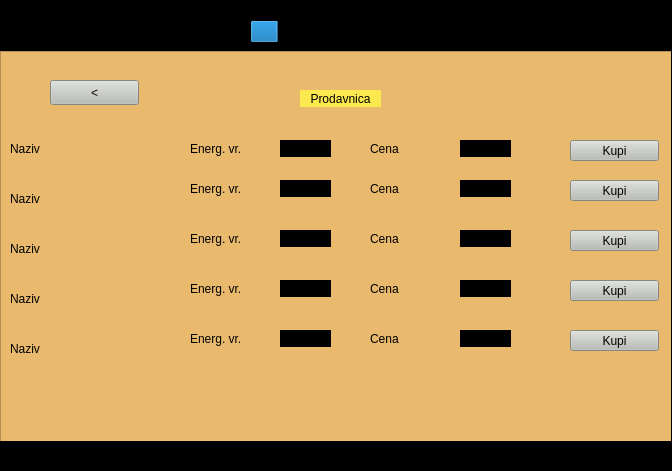
This is Ljubimac/mainwindow.ui in MATF-RS19/RS030-ljubimac as Qt 5 draws it before an edit. The edited form follows.
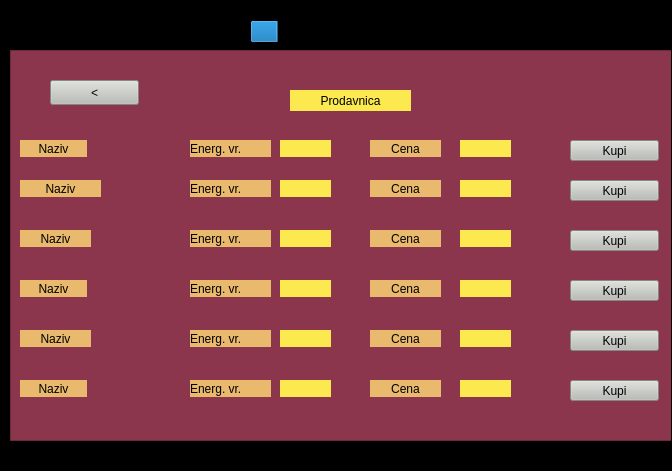
This is the edited form. The open tabs and pages were chosen to show the change. Icons and pictures are not drawn.

The edit to the form file:
```diff
--- a/Ljubimac/mainwindow.ui
+++ b/Ljubimac/mainwindow.ui
@@ -423,14 +423,14 @@
      <widget class="QGraphicsView" name="graphicsView_prodavn">
       <property name="geometry">
        <rect>
-        <x>0</x>
-        <y>1</y>
+        <x>10</x>
+        <y>0</y>
         <width>681</width>
         <height>391</height>
        </rect>
       </property>
       <property name="styleSheet">
-       <string notr="true">background-color: rgb(233, 185, 110);</string>
+       <string notr="true">background-color: rgb(139, 54, 77);</string>
       </property>
      </widget>
      <widget class="QPushButton" name="pushButton_prod_nazad">
@@ -452,15 +452,15 @@
      <widget class="QLabel" name="label_prodavn">
       <property name="geometry">
        <rect>
-        <x>300</x>
+        <x>290</x>
         <y>40</y>
-        <width>81</width>
-        <height>17</height>
+        <width>121</width>
+        <height>21</height>
        </rect>
       </property>
       <property name="styleSheet">
        <string notr="true">background-color: rgb(252, 233, 79);
-font: 15pt &quot;Ubuntu&quot;;</string>
+font: 75 italic 17pt &quot;Ubuntu Mono&quot;;</string>
       </property>
       <property name="text">
        <string>Prodavnica</string>
@@ -475,18 +475,22 @@
      <widget class="QLabel" name="fj1_naziv_2">
       <property name="geometry">
        <rect>
-        <x>10</x>
+        <x>20</x>
         <y>90</y>
         <width>67</width>
         <height>17</height>
        </rect>
       </property>
       <property name="styleSheet">
-       <string notr="true">background-color: rgb(233, 185, 110);</string>
+       <string notr="true">background-color: rgb(233, 185, 110);
+font: 75 italic 12pt &quot;Ubuntu Mono&quot;;</string>
       </property>
       <property name="text">
        <string>Naziv</string>
       </property>
+      <property name="alignment">
+       <set>Qt::AlignCenter</set>
+      </property>
       <property name="wordWrap">
        <bool>true</bool>
       </property>
@@ -501,7 +505,8 @@
        </rect>
       </property>
       <property name="styleSheet">
-       <string notr="true">background-color: rgb(186, 189, 182);</string>
+       <string notr="true">background-color: rgb(186, 189, 182);
+font: 75 italic 12pt &quot;Ubuntu Mono&quot;;</string>
       </property>
       <property name="text">
        <string>Kupi</string>
@@ -516,9 +521,15 @@
         <height>17</height>
        </rect>
       </property>
+      <property name="styleSheet">
+       <string notr="true">background-color: rgb(252, 233, 79);</string>
+      </property>
       <property name="text">
        <string/>
       </property>
+      <property name="alignment">
+       <set>Qt::AlignCenter</set>
+      </property>
      </widget>
      <widget class="QPushButton" name="kupi_3">
       <property name="geometry">
@@ -530,7 +541,8 @@
        </rect>
       </property>
       <property name="styleSheet">
-       <string notr="true">background-color: rgb(186, 189, 182);</string>
+       <string notr="true">background-color: rgb(186, 189, 182);
+font: 75 italic 12pt &quot;Ubuntu Mono&quot;;</string>
       </property>
       <property name="text">
        <string>Kupi</string>
@@ -546,7 +558,8 @@
        </rect>
       </property>
       <property name="styleSheet">
-       <string notr="true">background-color: rgb(186, 189, 182);</string>
+       <string notr="true">background-color: rgb(186, 189, 182);
+font: 75 italic 12pt &quot;Ubuntu Mono&quot;;</string>
       </property>
       <property name="text">
        <string>Kupi</string>
@@ -555,18 +568,22 @@
      <widget class="QLabel" name="fj4_naziv_2">
       <property name="geometry">
        <rect>
-        <x>10</x>
-        <y>240</y>
+        <x>20</x>
+        <y>230</y>
         <width>67</width>
         <height>17</height>
        </rect>
       </property>
       <property name="styleSheet">
-       <string notr="true">background-color: rgb(233, 185, 110);</string>
+       <string notr="true">background-color: rgb(233, 185, 110);
+font: 75 italic 12pt &quot;Ubuntu Mono&quot;;</string>
       </property>
       <property name="text">
        <string>Naziv</string>
       </property>
+      <property name="alignment">
+       <set>Qt::AlignCenter</set>
+      </property>
       <property name="wordWrap">
        <bool>true</bool>
       </property>
@@ -574,18 +591,22 @@
      <widget class="QLabel" name="fj3_naziv_2">
       <property name="geometry">
        <rect>
-        <x>10</x>
-        <y>190</y>
-        <width>67</width>
+        <x>20</x>
+        <y>180</y>
+        <width>71</width>
         <height>17</height>
        </rect>
       </property>
       <property name="styleSheet">
-       <string notr="true">background-color: rgb(233, 185, 110);</string>
+       <string notr="true">background-color: rgb(233, 185, 110);
+font: 75 italic 12pt &quot;Ubuntu Mono&quot;;</string>
       </property>
       <property name="text">
        <string>Naziv</string>
       </property>
+      <property name="alignment">
+       <set>Qt::AlignCenter</set>
+      </property>
       <property name="wordWrap">
        <bool>true</bool>
       </property>
@@ -595,12 +616,13 @@
        <rect>
         <x>190</x>
         <y>90</y>
-        <width>71</width>
+        <width>81</width>
         <height>17</height>
        </rect>
       </property>
       <property name="styleSheet">
-       <string notr="true">background-color: rgb(233, 185, 110);</string>
+       <string notr="true">background-color: rgb(233, 185, 110);
+font: 75 italic 12pt &quot;Ubuntu Mono&quot;;</string>
       </property>
       <property name="text">
        <string>Energ. vr.</string>
@@ -619,7 +641,8 @@
        </rect>
       </property>
       <property name="styleSheet">
-       <string notr="true">background-color: rgb(186, 189, 182);</string>
+       <string notr="true">background-color: rgb(186, 189, 182);
+font: 75 italic 12pt &quot;Ubuntu Mono&quot;;</string>
       </property>
       <property name="text">
        <string>Kupi</string>
@@ -635,23 +658,27 @@
        </rect>
       </property>
       <property name="styleSheet">
-       <string notr="true"/>
+       <string notr="true">background-color: rgb(252, 233, 79);</string>
       </property>
       <property name="text">
        <string/>
       </property>
+      <property name="alignment">
+       <set>Qt::AlignCenter</set>
+      </property>
      </widget>
      <widget class="QLabel" name="pe4_vredn_4">
       <property name="geometry">
        <rect>
         <x>190</x>
         <y>230</y>
-        <width>71</width>
+        <width>81</width>
         <height>17</height>
        </rect>
       </property>
       <property name="styleSheet">
-       <string notr="true">background-color: rgb(233, 185, 110);</string>
+       <string notr="true">background-color: rgb(233, 185, 110);
+font: 75 italic 12pt &quot;Ubuntu Mono&quot;;</string>
       </property>
       <property name="text">
        <string>Energ. vr.</string>
@@ -669,9 +696,15 @@
         <height>17</height>
        </rect>
       </property>
+      <property name="styleSheet">
+       <string notr="true">background-color: rgb(252, 233, 79);</string>
+      </property>
       <property name="text">
        <string/>
       </property>
+      <property name="alignment">
+       <set>Qt::AlignCenter</set>
+      </property>
      </widget>
      <widget class="QPushButton" name="kupi_5">
       <property name="geometry">
@@ -683,7 +716,8 @@
        </rect>
       </property>
       <property name="styleSheet">
-       <string notr="true">background-color: rgb(186, 189, 182);</string>
+       <string notr="true">background-color: rgb(186, 189, 182);
+font: 75 italic 12pt &quot;Ubuntu Mono&quot;;</string>
       </property>
       <property name="text">
        <string>Kupi</string>
@@ -694,12 +728,13 @@
        <rect>
         <x>190</x>
         <y>130</y>
-        <width>71</width>
+        <width>81</width>
         <height>17</height>
        </rect>
       </property>
       <property name="styleSheet">
-       <string notr="true">background-color: rgb(233, 185, 110);</string>
+       <string notr="true">background-color: rgb(233, 185, 110);
+font: 75 italic 12pt &quot;Ubuntu Mono&quot;;</string>
       </property>
       <property name="text">
        <string>Energ. vr.</string>
@@ -717,21 +752,28 @@
         <height>17</height>
        </rect>
       </property>
+      <property name="styleSheet">
+       <string notr="true">background-color: rgb(252, 233, 79);</string>
+      </property>
       <property name="text">
        <string/>
       </property>
+      <property name="alignment">
+       <set>Qt::AlignCenter</set>
+      </property>
      </widget>
      <widget class="QLabel" name="pe3_vredn_3">
       <property name="geometry">
        <rect>
         <x>190</x>
         <y>180</y>
-        <width>71</width>
+        <width>81</width>
         <height>17</height>
        </rect>
       </property>
       <property name="styleSheet">
-       <string notr="true">background-color: rgb(233, 185, 110);</string>
+       <string notr="true">background-color: rgb(233, 185, 110);
+font: 75 italic 12pt &quot;Ubuntu Mono&quot;;</string>
       </property>
       <property name="text">
        <string>Energ. vr.</string>
@@ -749,21 +791,28 @@
         <height>17</height>
        </rect>
       </property>
+      <property name="styleSheet">
+       <string notr="true">background-color: rgb(252, 233, 79);</string>
+      </property>
       <property name="text">
        <string/>
       </property>
+      <property name="alignment">
+       <set>Qt::AlignCenter</set>
+      </property>
      </widget>
      <widget class="QLabel" name="pe5_vredn_5">
       <property name="geometry">
        <rect>
         <x>190</x>
         <y>280</y>
-        <width>71</width>
+        <width>81</width>
         <height>17</height>
        </rect>
       </property>
       <property name="styleSheet">
-       <string notr="true">background-color: rgb(233, 185, 110);</string>
+       <string notr="true">background-color: rgb(233, 185, 110);
+font: 75 italic 12pt &quot;Ubuntu Mono&quot;;</string>
       </property>
       <property name="text">
        <string>Energ. vr.</string>
@@ -775,18 +824,22 @@
      <widget class="QLabel" name="fj5_naziv_2">
       <property name="geometry">
        <rect>
-        <x>10</x>
-        <y>290</y>
-        <width>67</width>
+        <x>20</x>
+        <y>280</y>
+        <width>71</width>
         <height>17</height>
        </rect>
       </property>
       <property name="styleSheet">
-       <string notr="true">background-color: rgb(233, 185, 110);</string>
+       <string notr="true">background-color: rgb(233, 185, 110);
+font: 75 italic 12pt &quot;Ubuntu Mono&quot;;</string>
       </property>
       <property name="text">
        <string>Naziv</string>
       </property>
+      <property name="alignment">
+       <set>Qt::AlignCenter</set>
+      </property>
       <property name="wordWrap">
        <bool>true</bool>
       </property>
@@ -794,19 +847,23 @@
      <widget class="QLabel" name="fj2_naziv_2">
       <property name="geometry">
        <rect>
-        <x>10</x>
-        <y>140</y>
-        <width>67</width>
+        <x>20</x>
+        <y>130</y>
+        <width>81</width>
         <height>17</height>
        </rect>
       </property>
       <property name="styleSheet">
        <string notr="true">background-color: rgb(233, 185, 110);
+font: 75 italic 12pt &quot;Ubuntu Mono&quot;;
 </string>
       </property>
       <property name="text">
        <string>Naziv</string>
       </property>
+      <property name="alignment">
+       <set>Qt::AlignCenter</set>
+      </property>
       <property name="wordWrap">
        <bool>true</bool>
       </property>
@@ -821,11 +878,15 @@
        </rect>
       </property>
       <property name="styleSheet">
-       <string notr="true">background-color: rgb(233, 185, 110);</string>
+       <string notr="true">background-color: rgb(233, 185, 110);
+font: 75 italic 12pt &quot;Ubuntu Mono&quot;;</string>
       </property>
       <property name="text">
        <string>Cena</string>
       </property>
+      <property name="alignment">
+       <set>Qt::AlignCenter</set>
+      </property>
       <property name="wordWrap">
        <bool>true</bool>
       </property>
@@ -841,11 +902,14 @@
       </property>
       <property name="styleSheet">
        <string notr="true">background-color: rgb(233, 185, 110);
-</string>
+font: 75 italic 12pt &quot;Ubuntu Mono&quot;;</string>
       </property>
       <property name="text">
        <string>Cena</string>
       </property>
+      <property name="alignment">
+       <set>Qt::AlignCenter</set>
+      </property>
       <property name="wordWrap">
        <bool>true</bool>
       </property>
@@ -860,11 +924,15 @@
        </rect>
       </property>
       <property name="styleSheet">
-       <string notr="true">background-color: rgb(233, 185, 110);</string>
+       <string notr="true">background-color: rgb(233, 185, 110);
+font: 75 italic 12pt &quot;Ubuntu Mono&quot;;</string>
       </property>
       <property name="text">
        <string>Cena</string>
       </property>
+      <property name="alignment">
+       <set>Qt::AlignCenter</set>
+      </property>
       <property name="wordWrap">
        <bool>true</bool>
       </property>
@@ -879,11 +947,15 @@
        </rect>
       </property>
       <property name="styleSheet">
-       <string notr="true">background-color: rgb(233, 185, 110);</string>
+       <string notr="true">background-color: rgb(233, 185, 110);
+font: 75 italic 12pt &quot;Ubuntu Mono&quot;;</string>
       </property>
       <property name="text">
        <string>Cena</string>
       </property>
+      <property name="alignment">
+       <set>Qt::AlignCenter</set>
+      </property>
       <property name="wordWrap">
        <bool>true</bool>
       </property>
@@ -897,9 +969,15 @@
         <height>17</height>
        </rect>
       </property>
+      <property name="styleSheet">
+       <string notr="true">background-color: rgb(252, 233, 79);</string>
+      </property>
       <property name="text">
        <string/>
       </property>
+      <property name="alignment">
+       <set>Qt::AlignCenter</set>
+      </property>
      </widget>
      <widget class="QLabel" name="cena_3">
       <property name="geometry">
@@ -910,9 +988,15 @@
         <height>17</height>
        </rect>
       </property>
+      <property name="styleSheet">
+       <string notr="true">background-color: rgb(252, 233, 79);</string>
+      </property>
       <property name="text">
        <string/>
       </property>
+      <property name="alignment">
+       <set>Qt::AlignCenter</set>
+      </property>
      </widget>
      <widget class="QLabel" name="cena_4">
       <property name="geometry">
@@ -923,9 +1007,15 @@
         <height>17</height>
        </rect>
       </property>
+      <property name="styleSheet">
+       <string notr="true">background-color: rgb(252, 233, 79);</string>
+      </property>
       <property name="text">
        <string/>
       </property>
+      <property name="alignment">
+       <set>Qt::AlignCenter</set>
+      </property>
      </widget>
      <widget class="QLabel" name="cena_5">
       <property name="geometry">
@@ -936,9 +1026,15 @@
         <height>17</height>
        </rect>
       </property>
+      <property name="styleSheet">
+       <string notr="true">background-color: rgb(252, 233, 79);</string>
+      </property>
       <property name="text">
        <string/>
       </property>
+      <property name="alignment">
+       <set>Qt::AlignCenter</set>
+      </property>
      </widget>
      <widget class="QLabel" name="p4_cena_4">
       <property name="geometry">
@@ -950,11 +1046,15 @@
        </rect>
       </property>
       <property name="styleSheet">
-       <string notr="true">background-color: rgb(233, 185, 110);</string>
+       <string notr="true">background-color: rgb(233, 185, 110);
+font: 75 italic 12pt &quot;Ubuntu Mono&quot;;</string>
       </property>
       <property name="text">
        <string>Cena</string>
       </property>
+      <property name="alignment">
+       <set>Qt::AlignCenter</set>
+      </property>
       <property name="wordWrap">
        <bool>true</bool>
       </property>
@@ -968,8 +1068,135 @@
         <height>17</height>
        </rect>
       </property>
+      <property name="styleSheet">
+       <string notr="true">background-color: rgb(252, 233, 79);</string>
+      </property>
       <property name="text">
        <string/>
+      </property>
+      <property name="alignment">
+       <set>Qt::AlignCenter</set>
+      </property>
+     </widget>
+     <widget class="QLabel" name="fj6_naziv_2">
+      <property name="geometry">
+       <rect>
+        <x>20</x>
+        <y>330</y>
+        <width>67</width>
+        <height>17</height>
+       </rect>
+      </property>
+      <property name="styleSheet">
+       <string notr="true">background-color: rgb(233, 185, 110);
+font: 75 italic 12pt &quot;Ubuntu Mono&quot;;</string>
+      </property>
+      <property name="text">
+       <string>Naziv</string>
+      </property>
+      <property name="alignment">
+       <set>Qt::AlignCenter</set>
+      </property>
+      <property name="wordWrap">
+       <bool>true</bool>
+      </property>
+     </widget>
+     <widget class="QLabel" name="pe6_vredn_6">
+      <property name="geometry">
+       <rect>
+        <x>190</x>
+        <y>330</y>
+        <width>81</width>
+        <height>17</height>
+       </rect>
+      </property>
+      <property name="styleSheet">
+       <string notr="true">background-color: rgb(233, 185, 110);
+font: 75 italic 12pt &quot;Ubuntu Mono&quot;;</string>
+      </property>
+      <property name="text">
+       <string>Energ. vr.</string>
+      </property>
+      <property name="wordWrap">
+       <bool>true</bool>
+      </property>
+     </widget>
+     <widget class="QLabel" name="vr_e_6">
+      <property name="geometry">
+       <rect>
+        <x>280</x>
+        <y>330</y>
+        <width>51</width>
+        <height>17</height>
+       </rect>
+      </property>
+      <property name="styleSheet">
+       <string notr="true">background-color: rgb(252, 233, 79);</string>
+      </property>
+      <property name="text">
+       <string/>
+      </property>
+      <property name="alignment">
+       <set>Qt::AlignCenter</set>
+      </property>
+     </widget>
+     <widget class="QLabel" name="p6_cena_6">
+      <property name="geometry">
+       <rect>
+        <x>370</x>
+        <y>330</y>
+        <width>71</width>
+        <height>17</height>
+       </rect>
+      </property>
+      <property name="styleSheet">
+       <string notr="true">background-color: rgb(233, 185, 110);
+font: 75 italic 12pt &quot;Ubuntu Mono&quot;;</string>
+      </property>
+      <property name="text">
+       <string>Cena</string>
+      </property>
+      <property name="alignment">
+       <set>Qt::AlignCenter</set>
+      </property>
+      <property name="wordWrap">
+       <bool>true</bool>
+      </property>
+     </widget>
+     <widget class="QLabel" name="cena_6">
+      <property name="geometry">
+       <rect>
+        <x>460</x>
+        <y>330</y>
+        <width>51</width>
+        <height>17</height>
+       </rect>
+      </property>
+      <property name="styleSheet">
+       <string notr="true">background-color: rgb(252, 233, 79);</string>
+      </property>
+      <property name="text">
+       <string/>
+      </property>
+      <property name="alignment">
+       <set>Qt::AlignCenter</set>
+      </property>
+     </widget>
+     <widget class="QPushButton" name="kupi_6">
+      <property name="geometry">
+       <rect>
+        <x>570</x>
+        <y>330</y>
+        <width>89</width>
+        <height>21</height>
+       </rect>
+      </property>
+      <property name="styleSheet">
+       <string notr="true">background-color: rgb(186, 189, 182);
+font: 75 italic 12pt &quot;Ubuntu Mono&quot;;</string>
+      </property>
+      <property name="text">
+       <string>Kupi</string>
       </property>
      </widget>
      <zorder>graphicsView_prodavn</zorder>
@@ -1005,6 +1232,12 @@
      <zorder>p1_cena_1</zorder>
      <zorder>kupi_5</zorder>
      <zorder>pe4_vredn_4</zorder>
+     <zorder>fj6_naziv_2</zorder>
+     <zorder>pe6_vredn_6</zorder>
+     <zorder>vr_e_6</zorder>
+     <zorder>p6_cena_6</zorder>
+     <zorder>cena_6</zorder>
+     <zorder>kupi_6</zorder>
     </widget>
     <widget class="QWidget" name="page_friz">
      <widget class="QGraphicsView" name="graphicsView_friz">
@@ -1017,7 +1250,7 @@
        </rect>
       </property>
       <property name="styleSheet">
-       <string notr="true">background-color: rgb(233, 185, 110);</string>
+       <string notr="true">background-color: rgb(193, 125, 17);</string>
       </property>
      </widget>
      <widget class="QPushButton" name="pushButton_friz_nazad">
@@ -1041,13 +1274,13 @@
        <rect>
         <x>300</x>
         <y>20</y>
-        <width>51</width>
-        <height>17</height>
+        <width>101</width>
+        <height>21</height>
        </rect>
       </property>
       <property name="styleSheet">
        <string notr="true">background-color: rgb(252, 233, 79);
-font: 15pt &quot;Ubuntu&quot;;</string>
+font: 75 italic 17pt &quot;Ubuntu Mono&quot;;</string>
       </property>
       <property name="text">
        <string>Frizider</string>
@@ -1069,7 +1302,8 @@
        </rect>
       </property>
       <property name="styleSheet">
-       <string notr="true">background-color: rgb(233, 185, 110);</string>
+       <string notr="true">background-color: rgb(233, 185, 110);
+font: 75 italic 12pt &quot;Ubuntu Mono&quot;;</string>
       </property>
       <property name="text">
        <string>Naziv</string>
@@ -1088,7 +1322,8 @@
        </rect>
       </property>
       <property name="styleSheet">
-       <string notr="true">background-color: rgb(233, 185, 110);</string>
+       <string notr="true">background-color: rgb(233, 185, 110);
+font: 75 italic 12pt &quot;Ubuntu Mono&quot;;</string>
       </property>
       <property name="text">
        <string>Naziv</string>
@@ -1107,7 +1342,8 @@
        </rect>
       </property>
       <property name="styleSheet">
-       <string notr="true">background-color: rgb(233, 185, 110);</string>
+       <string notr="true">background-color: rgb(233, 185, 110);
+font: 75 italic 12pt &quot;Ubuntu Mono&quot;;</string>
       </property>
       <property name="text">
        <string>Naziv</string>
@@ -1126,7 +1362,8 @@
        </rect>
       </property>
       <property name="styleSheet">
-       <string notr="true">background-color: rgb(233, 185, 110);</string>
+       <string notr="true">background-color: rgb(233, 185, 110);
+font: 75 italic 12pt &quot;Ubuntu Mono&quot;;</string>
       </property>
       <property name="text">
        <string>Naziv</string>
@@ -1145,7 +1382,8 @@
        </rect>
       </property>
       <property name="styleSheet">
-       <string notr="true">background-color: rgb(233, 185, 110);</string>
+       <string notr="true">background-color: rgb(233, 185, 110);
+font: 75 italic 12pt &quot;Ubuntu Mono&quot;;</string>
       </property>
       <property name="text">
        <string>Naziv</string>
@@ -1159,12 +1397,13 @@
        <rect>
         <x>230</x>
         <y>80</y>
-        <width>71</width>
+        <width>81</width>
         <height>17</height>
        </rect>
       </property>
       <property name="styleSheet">
-       <string notr="true">background-color: rgb(233, 185, 110);</string>
+       <string notr="true">background-color: rgb(233, 185, 110);
+font: 75 italic 12pt &quot;Ubuntu Mono&quot;;</string>
       </property>
       <property name="text">
        <string>Energ. vr.</string>
@@ -1178,12 +1417,13 @@
        <rect>
         <x>230</x>
         <y>130</y>
-        <width>71</width>
+        <width>81</width>
         <height>17</height>
        </rect>
       </property>
       <property name="styleSheet">
-       <string notr="true">background-color: rgb(233, 185, 110);</string>
+       <string notr="true">background-color: rgb(233, 185, 110);
+font: 75 italic 12pt &quot;Ubuntu Mono&quot;;</string>
       </property>
       <property name="text">
        <string>Energ. vr.</string>
@@ -1197,12 +1437,13 @@
        <rect>
         <x>230</x>
         <y>180</y>
-        <width>71</width>
+        <width>81</width>
         <height>17</height>
        </rect>
       </property>
       <property name="styleSheet">
-       <string notr="true">background-color: rgb(233, 185, 110);</string>
+       <string notr="true">background-color: rgb(233, 185, 110);
+font: 75 italic 12pt &quot;Ubuntu Mono&quot;;</string>
       </property>
       <property name="text">
        <string>Energ. vr.</string>
@@ -1216,12 +1457,13 @@
        <rect>
         <x>230</x>
         <y>230</y>
-        <width>71</width>
+        <width>81</width>
         <height>17</height>
        </rect>
       </property>
       <property name="styleSheet">
-       <string notr="true">background-color: rgb(233, 185, 110);</string>
+       <string notr="true">background-color: rgb(233, 185, 110);
+font: 75 italic 12pt &quot;Ubuntu Mono&quot;;</string>
       </property>
       <property name="text">
        <string>Energ. vr.</string>
@@ -1235,12 +1477,13 @@
        <rect>
         <x>230</x>
         <y>280</y>
-        <width>71</width>
+        <width>81</width>
         <height>17</height>
        </rect>
       </property>
       <property name="styleSheet">
-       <string notr="true">background-color: rgb(233, 185, 110);</string>
+       <string notr="true">background-color: rgb(233, 185, 110);
+font: 75 italic 12pt &quot;Ubuntu Mono&quot;;</string>
       </property>
       <property name="text">
        <string>Energ. vr.</string>
@@ -1436,6 +1679,9 @@
       <property name="text">
        <string/>
       </property>
+      <property name="alignment">
+       <set>Qt::AlignCenter</set>
+      </property>
      </widget>
      <widget class="QLabel" name="vr_2">
       <property name="geometry">
@@ -1452,6 +1698,9 @@
       <property name="text">
        <string/>
       </property>
+      <property name="alignment">
+       <set>Qt::AlignCenter</set>
+      </property>
      </widget>
      <widget class="QLabel" name="vr_3">
       <property name="geometry">
@@ -1468,6 +1717,9 @@
       <property name="text">
        <string/>
       </property>
+      <property name="alignment">
+       <set>Qt::AlignCenter</set>
+      </property>
      </widget>
      <widget class="QLabel" name="vr_4">
       <property name="geometry">
@@ -1484,6 +1736,9 @@
       <property name="text">
        <string/>
       </property>
+      <property name="alignment">
+       <set>Qt::AlignCenter</set>
+      </property>
      </widget>
      <widget class="QLabel" name="vr_5">
       <property name="geometry">
@@ -1500,6 +1755,9 @@
       <property name="text">
        <string/>
       </property>
+      <property name="alignment">
+       <set>Qt::AlignCenter</set>
+      </property>
      </widget>
      <widget class="QPushButton" name="jedi_1">
       <property name="geometry">
@@ -1511,7 +1769,8 @@
        </rect>
       </property>
       <property name="styleSheet">
-       <string notr="true">background-color: rgb(186, 189, 182);</string>
+       <string notr="true">background-color: rgb(186, 189, 182);
+font: 75 italic 12pt &quot;Ubuntu Mono&quot;;</string>
       </property>
       <property name="text">
        <string>Jedi</string>
@@ -1527,7 +1786,8 @@
        </rect>
       </property>
       <property name="styleSheet">
-       <string notr="true">background-color: rgb(186, 189, 182);</string>
+       <string notr="true">background-color: rgb(186, 189, 182);
+font: 75 italic 12pt &quot;Ubuntu Mono&quot;;</string>
       </property>
       <property name="text">
        <string>Jedi</string>
@@ -1543,7 +1803,8 @@
        </rect>
       </property>
       <property name="styleSheet">
-       <string notr="true">background-color: rgb(186, 189, 182);</string>
+       <string notr="true">background-color: rgb(186, 189, 182);
+font: 75 italic 12pt &quot;Ubuntu Mono&quot;;</string>
       </property>
       <property name="text">
        <string>Jedi</string>
@@ -1559,7 +1820,8 @@
        </rect>
       </property>
       <property name="styleSheet">
-       <string notr="true">background-color: rgb(186, 189, 182);</string>
+       <string notr="true">background-color: rgb(186, 189, 182);
+font: 75 italic 12pt &quot;Ubuntu Mono&quot;;</string>
       </property>
       <property name="text">
        <string>Jedi</string>
@@ -1575,7 +1837,8 @@
        </rect>
       </property>
       <property name="styleSheet">
-       <string notr="true">background-color: rgb(186, 189, 182);</string>
+       <string notr="true">background-color: rgb(186, 189, 182);
+font: 75 italic 12pt &quot;Ubuntu Mono&quot;;</string>
       </property>
       <property name="text">
        <string>Jedi</string>
@@ -1596,6 +1859,9 @@
       <property name="text">
        <string/>
       </property>
+      <property name="alignment">
+       <set>Qt::AlignCenter</set>
+      </property>
      </widget>
      <widget class="QLabel" name="vr_kol_1">
       <property name="geometry">
@@ -1612,6 +1878,9 @@
       <property name="text">
        <string/>
       </property>
+      <property name="alignment">
+       <set>Qt::AlignCenter</set>
+      </property>
      </widget>
      <widget class="QLabel" name="vr_kol_4">
       <property name="geometry">
@@ -1628,6 +1897,9 @@
       <property name="text">
        <string/>
       </property>
+      <property name="alignment">
+       <set>Qt::AlignCenter</set>
+      </property>
      </widget>
      <widget class="QLabel" name="kol_3">
       <property name="geometry">
@@ -1639,7 +1911,8 @@
        </rect>
       </property>
       <property name="styleSheet">
-       <string notr="true">background-color: rgb(233, 185, 110);</string>
+       <string notr="true">background-color: rgb(233, 185, 110);
+font: 75 italic 12pt &quot;Ubuntu Mono&quot;;</string>
       </property>
       <property name="text">
        <string>Kolicina</string>
@@ -1663,6 +1936,9 @@
       <property name="text">
        <string/>
       </property>
+      <property name="alignment">
+       <set>Qt::AlignCenter</set>
+      </property>
      </widget>
      <widget class="QLabel" name="kol_2">
       <property name="geometry">
@@ -1674,7 +1950,8 @@
        </rect>
       </property>
       <property name="styleSheet">
-       <string notr="true">background-color: rgb(233, 185, 110);</string>
+       <string notr="true">background-color: rgb(233, 185, 110);
+font: 75 italic 12pt &quot;Ubuntu Mono&quot;;</string>
       </property>
       <property name="text">
        <string>Kolicina</string>
@@ -1693,7 +1970,8 @@
        </rect>
       </property>
       <property name="styleSheet">
-       <string notr="true">background-color: rgb(233, 185, 110);</string>
+       <string notr="true">background-color: rgb(233, 185, 110);
+font: 75 italic 12pt &quot;Ubuntu Mono&quot;;</string>
       </property>
       <property name="text">
        <string>Kolicina</string>
@@ -1712,7 +1990,8 @@
        </rect>
       </property>
       <property name="styleSheet">
-       <string notr="true">background-color: rgb(233, 185, 110);</string>
+       <string notr="true">background-color: rgb(233, 185, 110);
+font: 75 italic 12pt &quot;Ubuntu Mono&quot;;</string>
       </property>
       <property name="text">
        <string>Kolicina</string>
@@ -1731,7 +2010,8 @@
        </rect>
       </property>
       <property name="styleSheet">
-       <string notr="true">background-color: rgb(233, 185, 110);</string>
+       <string notr="true">background-color: rgb(233, 185, 110);
+font: 75 italic 12pt &quot;Ubuntu Mono&quot;;</string>
       </property>
       <property name="text">
        <string>Kolicina</string>
@@ -1755,6 +2035,9 @@
       <property name="text">
        <string/>
       </property>
+      <property name="alignment">
+       <set>Qt::AlignCenter</set>
+      </property>
      </widget>
      <widget class="QLabel" name="fj6_naziv">
       <property name="geometry">
@@ -1766,7 +2049,8 @@
        </rect>
       </property>
       <property name="styleSheet">
-       <string notr="true">background-color: rgb(233, 185, 110);</string>
+       <string notr="true">background-color: rgb(233, 185, 110);
+font: 75 italic 12pt &quot;Ubuntu Mono&quot;;</string>
       </property>
       <property name="text">
        <string>Naziv</string>
@@ -1780,12 +2064,13 @@
        <rect>
         <x>230</x>
         <y>320</y>
-        <width>71</width>
+        <width>81</width>
         <height>17</height>
        </rect>
       </property>
       <property name="styleSheet">
-       <string notr="true">background-color: rgb(233, 185, 110);</string>
+       <string notr="true">background-color: rgb(233, 185, 110);
+font: 75 italic 12pt &quot;Ubuntu Mono&quot;;</string>
       </property>
       <property name="text">
        <string>Energ. vr.</string>
@@ -1809,6 +2094,9 @@
       <property name="text">
        <string/>
       </property>
+      <property name="alignment">
+       <set>Qt::AlignCenter</set>
+      </property>
      </widget>
      <widget class="QLabel" name="kol_6">
       <property name="geometry">
@@ -1820,7 +2108,8 @@
        </rect>
       </property>
       <property name="styleSheet">
-       <string notr="true">background-color: rgb(233, 185, 110);</string>
+       <string notr="true">background-color: rgb(233, 185, 110);
+font: 75 italic 12pt &quot;Ubuntu Mono&quot;;</string>
       </property>
       <property name="text">
        <string>Kolicina</string>
@@ -1844,6 +2133,9 @@
       <property name="text">
        <string/>
       </property>
+      <property name="alignment">
+       <set>Qt::AlignCenter</set>
+      </property>
      </widget>
      <widget class="QPushButton" name="jedi_6">
       <property name="geometry">
@@ -1855,7 +2147,8 @@
        </rect>
       </property>
       <property name="styleSheet">
-       <string notr="true">background-color: rgb(186, 189, 182);</string>
+       <string notr="true">background-color: rgb(186, 189, 182);
+font: 75 italic 12pt &quot;Ubuntu Mono&quot;;</string>
       </property>
       <property name="text">
        <string>Jedi</string>
```
